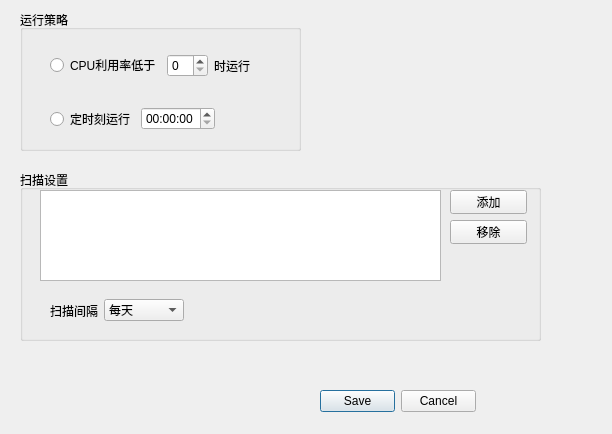
Above: settingsdialog.ui from lvyilin/SmartFilesManager before the change. Below: the same form after it.
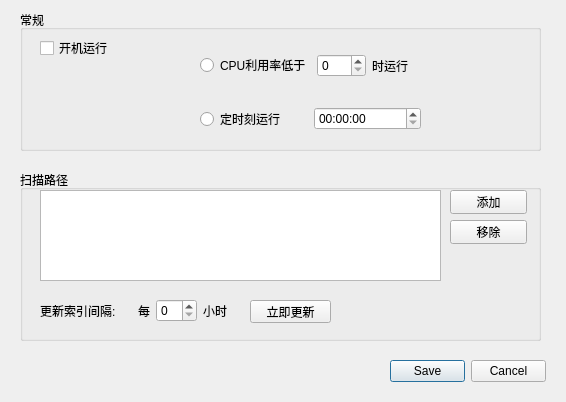
That is the form after the change.

Commit message: complete setting dialog prototype

Patch:
```diff
--- a/settingsdialog.ui
+++ b/settingsdialog.ui
@@ -6,8 +6,8 @@
    <rect>
     <x>0</x>
     <y>0</y>
-    <width>612</width>
-    <height>434</height>
+    <width>566</width>
+    <height>402</height>
    </rect>
   </property>
   <property name="windowTitle">
@@ -16,8 +16,8 @@
   <widget class="QDialogButtonBox" name="buttonBox">
    <property name="geometry">
     <rect>
-     <x>320</x>
-     <y>390</y>
+     <x>390</x>
+     <y>360</y>
      <width>156</width>
      <height>23</height>
     </rect>
@@ -31,17 +31,17 @@
     <rect>
      <x>20</x>
      <y>10</y>
-     <width>281</width>
+     <width>521</width>
      <height>141</height>
     </rect>
    </property>
    <property name="title">
-    <string>运行策略</string>
+    <string>常规</string>
    </property>
    <widget class="QWidget" name="layoutWidget">
     <property name="geometry">
      <rect>
-      <x>30</x>
+      <x>180</x>
       <y>20</y>
       <width>221</width>
       <height>101</height>
@@ -67,19 +67,6 @@
          </property>
         </widget>
        </item>
-       <item>
-        <spacer name="horizontalSpacer_3">
-         <property name="orientation">
-          <enum>Qt::Horizontal</enum>
-         </property>
-         <property name="sizeHint" stdset="0">
-          <size>
-           <width>40</width>
-           <height>20</height>
-          </size>
-         </property>
-        </spacer>
-       </item>
       </layout>
      </item>
      <item>
@@ -94,23 +81,23 @@
        <item>
         <widget class="QTimeEdit" name="timeEdit"/>
        </item>
-       <item>
-        <spacer name="horizontalSpacer_2">
-         <property name="orientation">
-          <enum>Qt::Horizontal</enum>
-         </property>
-         <property name="sizeHint" stdset="0">
-          <size>
-           <width>40</width>
-           <height>20</height>
-          </size>
-         </property>
-        </spacer>
-       </item>
       </layout>
      </item>
     </layout>
    </widget>
+   <widget class="QCheckBox" name="checkBoxStartAtBoot">
+    <property name="geometry">
+     <rect>
+      <x>20</x>
+      <y>30</y>
+      <width>71</width>
+      <height>16</height>
+     </rect>
+    </property>
+    <property name="text">
+     <string>开机运行</string>
+    </property>
+   </widget>
   </widget>
   <widget class="QGroupBox" name="groupBoxScan">
    <property name="geometry">
@@ -122,14 +109,14 @@
     </rect>
    </property>
    <property name="title">
-    <string>扫描设置</string>
+    <string>扫描路径</string>
    </property>
    <widget class="QWidget" name="layoutWidget">
     <property name="geometry">
      <rect>
-      <x>30</x>
+      <x>20</x>
       <y>120</y>
-      <width>171</width>
+      <width>191</width>
       <height>41</height>
      </rect>
     </property>
@@ -137,41 +124,32 @@
      <item>
       <widget class="QLabel" name="labelScanInterval">
        <property name="text">
-        <string>扫描间隔</string>
+        <string>更新索引间隔:</string>
        </property>
       </widget>
      </item>
      <item>
-      <widget class="QComboBox" name="comboBoxScanInterval">
-       <item>
-        <property name="text">
-         <string>每天</string>
-        </property>
-       </item>
-       <item>
-        <property name="text">
-         <string>每12小时</string>
-        </property>
-       </item>
-       <item>
-        <property name="text">
-         <string>每1小时</string>
-        </property>
-       </item>
+      <widget class="QLabel" name="label">
+       <property name="layoutDirection">
+        <enum>Qt::LeftToRight</enum>
+       </property>
+       <property name="text">
+        <string>每</string>
+       </property>
+       <property name="alignment">
+        <set>Qt::AlignRight|Qt::AlignTrailing|Qt::AlignVCenter</set>
+       </property>
       </widget>
      </item>
      <item>
-      <spacer name="horizontalSpacer_5">
-       <property name="orientation">
-        <enum>Qt::Horizontal</enum>
+      <widget class="QSpinBox" name="spinBoxScanInterval"/>
+     </item>
+     <item>
+      <widget class="QLabel" name="label_2">
+       <property name="text">
+        <string>小时</string>
        </property>
-       <property name="sizeHint" stdset="0">
-        <size>
-         <width>40</width>
-         <height>20</height>
-        </size>
-       </property>
-      </spacer>
+      </widget>
      </item>
     </layout>
    </widget>
@@ -211,6 +189,19 @@
      </rect>
     </property>
    </widget>
+   <widget class="QPushButton" name="pushButtonScan">
+    <property name="geometry">
+     <rect>
+      <x>230</x>
+      <y>130</y>
+      <width>81</width>
+      <height>23</height>
+     </rect>
+    </property>
+    <property name="text">
+     <string>立即更新</string>
+    </property>
+   </widget>
   </widget>
  </widget>
  <resources/>
```
The commit also changes 7 other files.
